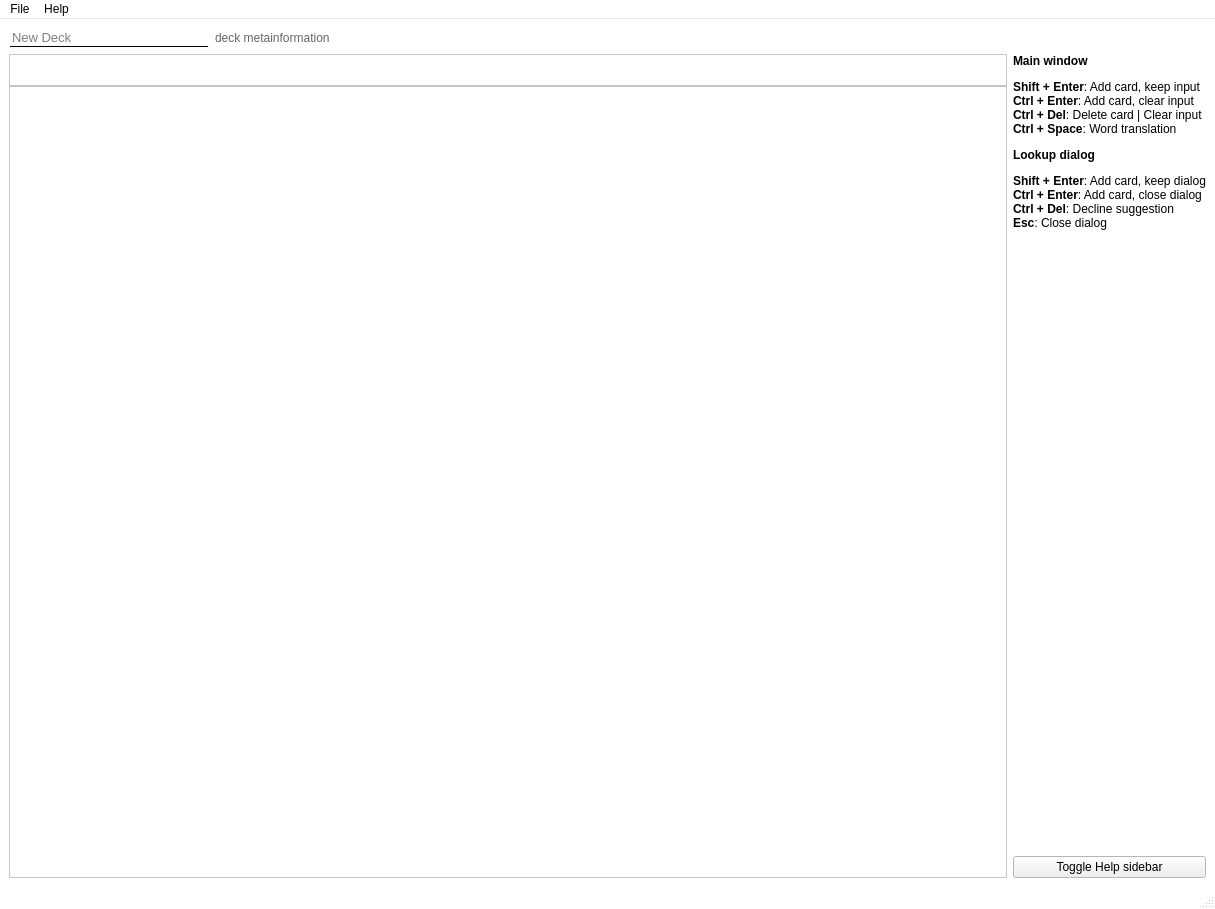
Old version of the form ui/main_window.ui in the repository KrusnikViers/Lexicanum.
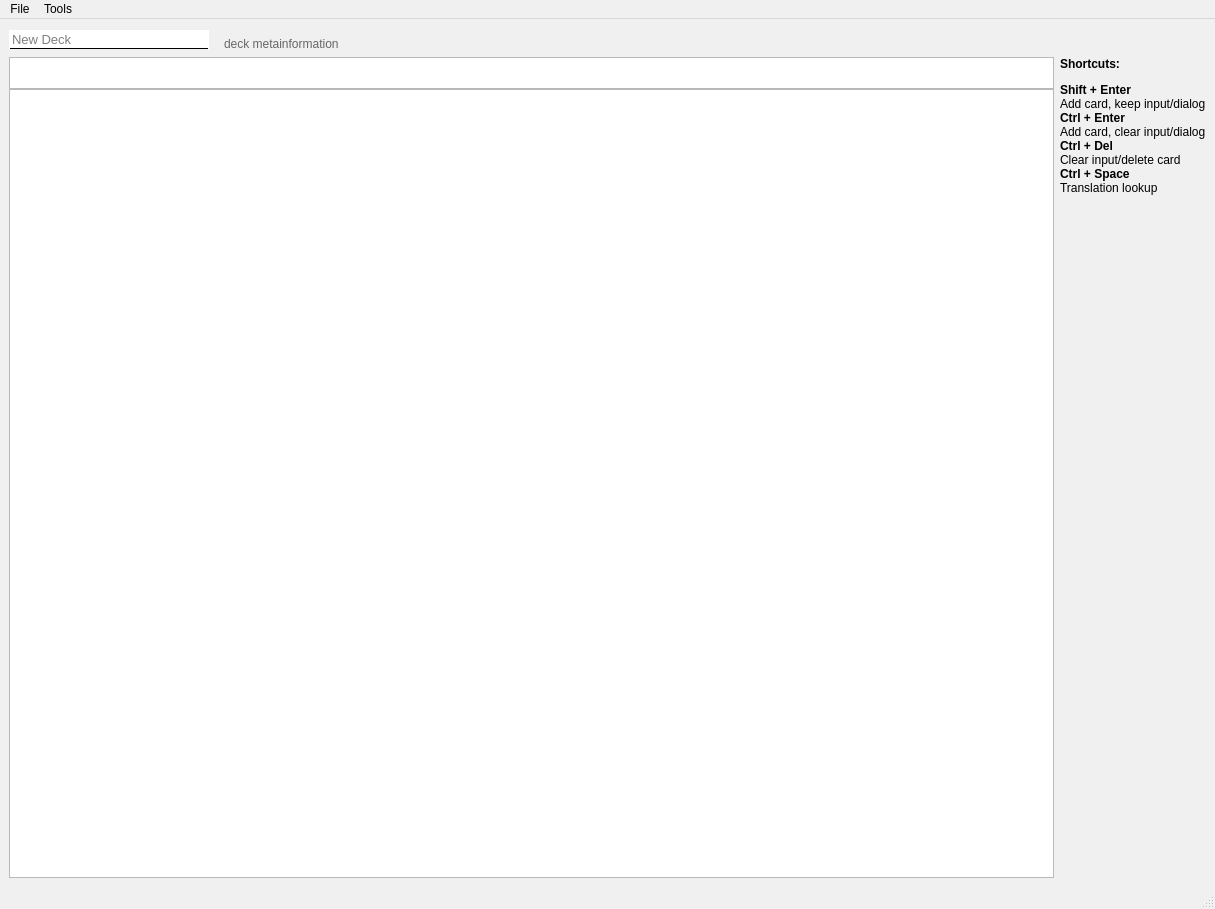
New version of the form.

```diff
--- a/ui/main_window.ui
+++ b/ui/main_window.ui
@@ -19,6 +19,15 @@
   <property name="palette">
    <palette>
     <active>
+     <colorrole role="Button">
+      <brush brushstyle="SolidPattern">
+       <color alpha="255">
+        <red>255</red>
+        <green>255</green>
+        <blue>255</blue>
+       </color>
+      </brush>
+     </colorrole>
      <colorrole role="Base">
       <brush brushstyle="SolidPattern">
        <color alpha="255">
@@ -39,6 +48,15 @@
      </colorrole>
     </active>
     <inactive>
+     <colorrole role="Button">
+      <brush brushstyle="SolidPattern">
+       <color alpha="255">
+        <red>240</red>
+        <green>240</green>
+        <blue>240</blue>
+       </color>
+      </brush>
+     </colorrole>
      <colorrole role="Base">
       <brush brushstyle="SolidPattern">
        <color alpha="255">
@@ -51,14 +69,23 @@
      <colorrole role="Window">
       <brush brushstyle="SolidPattern">
        <color alpha="255">
-        <red>255</red>
-        <green>255</green>
-        <blue>255</blue>
+        <red>240</red>
+        <green>240</green>
+        <blue>240</blue>
        </color>
       </brush>
      </colorrole>
     </inactive>
     <disabled>
+     <colorrole role="Button">
+      <brush brushstyle="SolidPattern">
+       <color alpha="255">
+        <red>255</red>
+        <green>255</green>
+        <blue>255</blue>
+       </color>
+      </brush>
+     </colorrole>
      <colorrole role="Base">
       <brush brushstyle="SolidPattern">
        <color alpha="255">
@@ -82,62 +109,14 @@
   </property>
   <widget class="QWidget" name="main_widget">
    <layout class="QGridLayout" name="main_layout">
-    <item row="1" column="0">
-     <layout class="QVBoxLayout" name="_table_view_layout">
-      <property name="spacing">
-       <number>0</number>
-      </property>
-      <item>
-       <widget class="QTableView" name="input_table_view_placeholder">
-        <property name="maximumSize">
-         <size>
-          <width>16777215</width>
-          <height>32</height>
-         </size>
-        </property>
-       </widget>
-      </item>
-      <item>
-       <widget class="QTableView" name="cards_table_view_placeholder"/>
-      </item>
-     </layout>
-    </item>
-    <item row="1" column="1">
-     <layout class="QVBoxLayout" name="_table_right_sidebar_layout">
-      <item>
-       <widget class="QLabel" name="_help_label">
-        <property name="text">
-         <string>&lt;html&gt;&lt;head/&gt;&lt;body&gt;&lt;p&gt;&lt;span style=&quot; font-weight:700;&quot;&gt;Main window&lt;/span&gt;&lt;/p&gt;&lt;p&gt;&lt;span style=&quot; font-weight:700;&quot;&gt;Shift + Enter&lt;/span&gt;: Add card, keep input&lt;br/&gt;&lt;span style=&quot; font-weight:700;&quot;&gt;Ctrl + Enter&lt;/span&gt;: Add card, clear input&lt;br/&gt;&lt;span style=&quot; font-weight:700;&quot;&gt;Ctrl + Del&lt;/span&gt;: Delete card | Clear input&lt;br/&gt;&lt;span style=&quot; font-weight:700;&quot;&gt;Ctrl + Space&lt;/span&gt;: Word translation&lt;/p&gt;&lt;p&gt;&lt;span style=&quot; font-weight:700;&quot;&gt;Lookup dialog&lt;/span&gt;&lt;/p&gt;&lt;p&gt;&lt;span style=&quot; font-weight:700;&quot;&gt;Shift + Enter&lt;/span&gt;: Add card, keep dialog&lt;br/&gt;&lt;span style=&quot; font-weight:700;&quot;&gt;Ctrl + Enter&lt;/span&gt;: Add card, close dialog&lt;br/&gt;&lt;span style=&quot; font-weight:700;&quot;&gt;Ctrl + Del&lt;/span&gt;: Decline suggestion&lt;br/&gt;&lt;span style=&quot; font-weight:700;&quot;&gt;Esc&lt;/span&gt;: Close dialog&lt;/p&gt;&lt;/body&gt;&lt;/html&gt;</string>
-        </property>
-        <property name="textFormat">
-         <enum>Qt::AutoText</enum>
-        </property>
-       </widget>
-      </item>
-      <item>
-       <spacer name="_spacer_2">
-        <property name="orientation">
-         <enum>Qt::Vertical</enum>
-        </property>
-        <property name="sizeHint" stdset="0">
-         <size>
-          <width>20</width>
-          <height>40</height>
-         </size>
-        </property>
-       </spacer>
-      </item>
-      <item>
-       <widget class="QPushButton" name="toggle_sidebar">
-        <property name="text">
-         <string>Toggle Help sidebar</string>
-        </property>
-       </widget>
-      </item>
-     </layout>
-    </item>
-    <item row="0" column="0" colspan="2">
+    <property name="horizontalSpacing">
+     <number>0</number>
+    </property>
+    <item row="0" column="0" colspan="3">
      <layout class="QHBoxLayout" name="_project_layout">
+      <property name="spacing">
+       <number>15</number>
+      </property>
       <item>
        <widget class="QLineEdit" name="deck_name">
         <property name="sizePolicy">
@@ -178,6 +157,9 @@
         <property name="text">
          <string>deck metainformation</string>
         </property>
+        <property name="alignment">
+         <set>Qt::AlignBottom|Qt::AlignLeading|Qt::AlignLeft</set>
+        </property>
        </widget>
       </item>
       <item>
@@ -193,8 +175,76 @@
         </property>
        </spacer>
       </item>
+      <item>
+       <widget class="QToolButton" name="tbutton_toggle_sidebar">
+        <property name="autoRaise">
+         <bool>true</bool>
+        </property>
+       </widget>
+      </item>
      </layout>
     </item>
+    <item row="1" column="0">
+     <layout class="QVBoxLayout" name="_table_view_layout">
+      <property name="spacing">
+       <number>0</number>
+      </property>
+      <item>
+       <widget class="QTableView" name="input_table_view_placeholder">
+        <property name="maximumSize">
+         <size>
+          <width>16777215</width>
+          <height>32</height>
+         </size>
+        </property>
+       </widget>
+      </item>
+      <item>
+       <widget class="QTableView" name="cards_table_view_placeholder"/>
+      </item>
+     </layout>
+    </item>
+    <item row="1" column="1">
+     <widget class="QWidget" name="right_sidebar" native="true">
+      <layout class="QGridLayout" name="_layout">
+       <property name="leftMargin">
+        <number>6</number>
+       </property>
+       <property name="topMargin">
+        <number>0</number>
+       </property>
+       <property name="rightMargin">
+        <number>0</number>
+       </property>
+       <property name="bottomMargin">
+        <number>0</number>
+       </property>
+       <item row="1" column="0">
+        <spacer name="_spacer_3">
+         <property name="orientation">
+          <enum>Qt::Vertical</enum>
+         </property>
+         <property name="sizeHint" stdset="0">
+          <size>
+           <width>0</width>
+           <height>0</height>
+          </size>
+         </property>
+        </spacer>
+       </item>
+       <item row="0" column="0">
+        <widget class="QLabel" name="_help_label">
+         <property name="text">
+          <string>&lt;html&gt;&lt;head/&gt;&lt;body&gt;&lt;p&gt;&lt;span style=&quot; font-weight:700;&quot;&gt;Shortcuts:&lt;/span&gt;&lt;/p&gt;&lt;p&gt;&lt;span style=&quot; font-weight:700;&quot;&gt;Shift + Enter&lt;br/&gt;&lt;/span&gt;Add card, keep input/dialog&lt;br/&gt;&lt;span style=&quot; font-weight:700;&quot;&gt;Ctrl + Enter&lt;br/&gt;&lt;/span&gt;Add card, clear input/dialog&lt;br/&gt;&lt;span style=&quot; font-weight:700;&quot;&gt;Ctrl + Del&lt;br/&gt;&lt;/span&gt;Clear input/delete card&lt;br/&gt;&lt;span style=&quot; font-weight:700;&quot;&gt;Ctrl + Space&lt;br/&gt;&lt;/span&gt;Translation lookup&lt;/p&gt;&lt;/body&gt;&lt;/html&gt;</string>
+         </property>
+         <property name="textFormat">
+          <enum>Qt::AutoText</enum>
+         </property>
+        </widget>
+       </item>
+      </layout>
+     </widget>
+    </item>
    </layout>
   </widget>
   <widget class="QStatusBar" name="app_status_bar_placeholder"/>
@@ -217,14 +267,14 @@
     <addaction name="menu_save_as"/>
     <addaction name="menu_export"/>
    </widget>
-   <widget class="QMenu" name="_menu_help">
+   <widget class="QMenu" name="_menu_tools">
     <property name="title">
-     <string>Help</string>
+     <string>Tools</string>
     </property>
     <addaction name="menu_toggle_sidebar"/>
    </widget>
    <addaction name="_menu_deck"/>
-   <addaction name="_menu_help"/>
+   <addaction name="_menu_tools"/>
   </widget>
   <action name="menu_save">
    <property name="text">
@@ -267,11 +317,17 @@
    </property>
   </action>
   <action name="menu_toggle_sidebar">
+   <property name="checkable">
+    <bool>true</bool>
+   </property>
+   <property name="checked">
+    <bool>true</bool>
+   </property>
    <property name="text">
-    <string>Toggle help sidebar</string>
+    <string>Toggle Tools sidebar</string>
    </property>
    <property name="shortcut">
-    <string>Ctrl+H</string>
+    <string>Ctrl+T</string>
    </property>
   </action>
  </widget>
```
